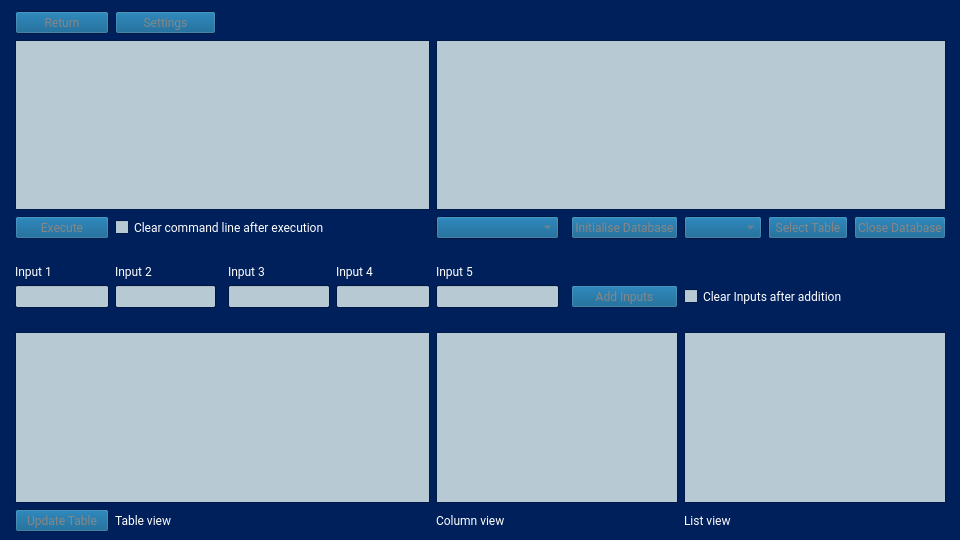
DefinitelyNotSimon13/Apos, file classes/frontendClasses/devwindow.ui: the form before one commit.
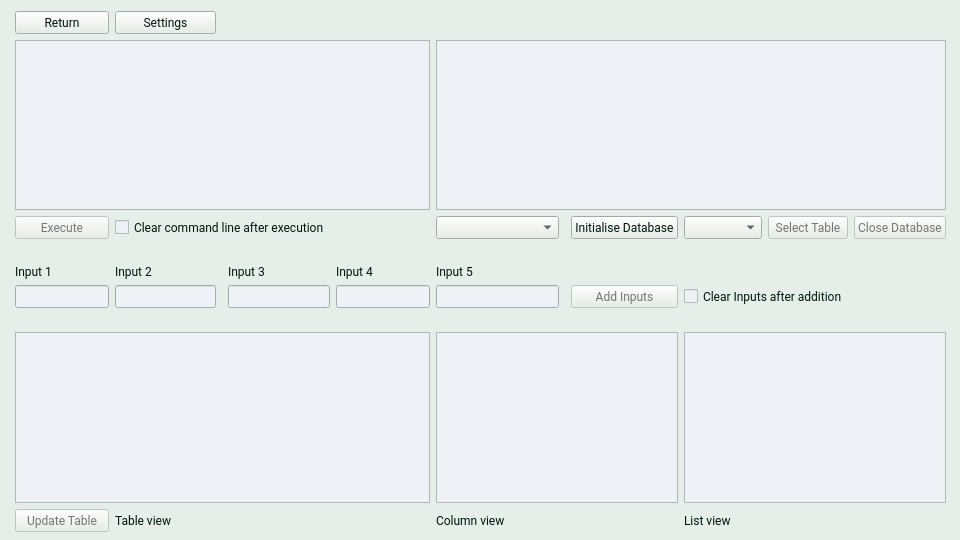
The form after the commit. Icons and pictures are not drawn.

Commit message:
Update: Modified window colors and color palette
This commit includes changes to the window colors and the color palette. The visual appearance of the application has been enhanced for better user experience."

The edit to the form file:
```diff
--- a/classes/frontendClasses/devwindow.ui
+++ b/classes/frontendClasses/devwindow.ui
@@ -28,99 +28,99 @@
      <colorrole role="WindowText">
       <brush brushstyle="SolidPattern">
        <color alpha="255">
-        <red>255</red>
-        <green>255</green>
-        <blue>255</blue>
+        <red>0</red>
+        <green>22</green>
+        <blue>8</blue>
        </color>
       </brush>
      </colorrole>
      <colorrole role="Button">
       <brush brushstyle="SolidPattern">
        <color alpha="255">
-        <red>0</red>
-        <green>85</green>
-        <blue>135</blue>
+        <red>230</red>
+        <green>238</green>
+        <blue>233</blue>
        </color>
       </brush>
      </colorrole>
      <colorrole role="Light">
       <brush brushstyle="SolidPattern">
        <color alpha="255">
-        <red>99</red>
-        <green>153</green>
-        <blue>174</blue>
+        <red>238</red>
+        <green>242</green>
+        <blue>247</blue>
        </color>
       </brush>
      </colorrole>
      <colorrole role="Midlight">
       <brush brushstyle="SolidPattern">
        <color alpha="255">
-        <red>0</red>
-        <green>85</green>
-        <blue>135</blue>
+        <red>175</red>
+        <green>200</green>
+        <blue>178</blue>
        </color>
       </brush>
      </colorrole>
      <colorrole role="Dark">
       <brush brushstyle="SolidPattern">
        <color alpha="255">
-        <red>0</red>
-        <green>0</green>
-        <blue>0</blue>
+        <red>191</red>
+        <green>179</green>
+        <blue>180</blue>
        </color>
       </brush>
      </colorrole>
      <colorrole role="Mid">
       <brush brushstyle="SolidPattern">
        <color alpha="255">
-        <red>0</red>
-        <green>32</green>
-        <blue>91</blue>
+        <red>143</red>
+        <green>166</green>
+        <blue>120</blue>
        </color>
       </brush>
      </colorrole>
      <colorrole role="Text">
       <brush brushstyle="SolidPattern">
        <color alpha="255">
-        <red>47</red>
-        <green>47</green>
-        <blue>47</blue>
+        <red>0</red>
+        <green>22</green>
+        <blue>8</blue>
        </color>
       </brush>
      </colorrole>
      <colorrole role="BrightText">
       <brush brushstyle="SolidPattern">
        <color alpha="255">
-        <red>255</red>
-        <green>255</green>
-        <blue>255</blue>
+        <red>238</red>
+        <green>242</green>
+        <blue>247</blue>
        </color>
       </brush>
      </colorrole>
      <colorrole role="ButtonText">
       <brush brushstyle="SolidPattern">
        <color alpha="255">
-        <red>47</red>
-        <green>47</green>
-        <blue>47</blue>
+        <red>0</red>
+        <green>22</green>
+        <blue>8</blue>
        </color>
       </brush>
      </colorrole>
      <colorrole role="Base">
       <brush brushstyle="SolidPattern">
        <color alpha="255">
-        <red>183</red>
-        <green>201</green>
-        <blue>211</blue>
+        <red>238</red>
+        <green>242</green>
+        <blue>247</blue>
        </color>
       </brush>
      </colorrole>
      <colorrole role="Window">
       <brush brushstyle="SolidPattern">
        <color alpha="255">
-        <red>0</red>
-        <green>32</green>
-        <blue>91</blue>
+        <red>230</red>
+        <green>238</green>
+        <blue>233</blue>
        </color>
       </brush>
      </colorrole>
@@ -128,62 +128,62 @@
       <brush brushstyle="SolidPattern">
        <color alpha="255">
         <red>0</red>
-        <green>0</green>
-        <blue>0</blue>
+        <green>22</green>
+        <blue>8</blue>
        </color>
       </brush>
      </colorrole>
      <colorrole role="Highlight">
       <brush brushstyle="SolidPattern">
        <color alpha="255">
-        <red>0</red>
-        <green>174</green>
-        <blue>199</blue>
+        <red>143</red>
+        <green>166</green>
+        <blue>120</blue>
        </color>
       </brush>
      </colorrole>
      <colorrole role="HighlightedText">
       <brush brushstyle="SolidPattern">
        <color alpha="255">
-        <red>47</red>
-        <green>47</green>
-        <blue>47</blue>
+        <red>238</red>
+        <green>242</green>
+        <blue>247</blue>
        </color>
       </brush>
      </colorrole>
      <colorrole role="Link">
       <brush brushstyle="SolidPattern">
        <color alpha="255">
-        <red>225</red>
-        <green>224</green>
-        <blue>0</blue>
+        <red>159</red>
+        <green>149</green>
+        <blue>150</blue>
        </color>
       </brush>
      </colorrole>
      <colorrole role="LinkVisited">
       <brush brushstyle="SolidPattern">
        <color alpha="255">
-        <red>254</red>
-        <green>80</green>
-        <blue>0</blue>
+        <red>119</red>
+        <green>138</green>
+        <blue>100</blue>
        </color>
       </brush>
      </colorrole>
      <colorrole role="AlternateBase">
       <brush brushstyle="SolidPattern">
        <color alpha="255">
-        <red>0</red>
-        <green>16</green>
-        <blue>45</blue>
+        <red>242</red>
+        <green>246</green>
+        <blue>244</blue>
        </color>
       </brush>
      </colorrole>
      <colorrole role="ToolTipBase">
       <brush brushstyle="SolidPattern">
        <color alpha="255">
-        <red>255</red>
-        <green>255</green>
-        <blue>220</blue>
+        <red>229</red>
+        <green>215</green>
+        <blue>216</blue>
        </color>
       </brush>
      </colorrole>
@@ -191,17 +191,26 @@
       <brush brushstyle="SolidPattern">
        <color alpha="255">
         <red>0</red>
-        <green>174</green>
-        <blue>199</blue>
+        <green>22</green>
+        <blue>8</blue>
        </color>
       </brush>
      </colorrole>
      <colorrole role="PlaceholderText">
       <brush brushstyle="SolidPattern">
-       <color alpha="128">
-        <red>99</red>
-        <green>153</green>
-        <blue>174</blue>
+       <color alpha="127">
+        <red>0</red>
+        <green>0</green>
+        <blue>0</blue>
+       </color>
+      </brush>
+     </colorrole>
+     <colorrole role="Accent">
+      <brush brushstyle="SolidPattern">
+       <color alpha="255">
+        <red>238</red>
+        <green>242</green>
+        <blue>247</blue>
        </color>
       </brush>
      </colorrole>
@@ -210,99 +219,99 @@
      <colorrole role="WindowText">
       <brush brushstyle="SolidPattern">
        <color alpha="255">
-        <red>255</red>
-        <green>255</green>
-        <blue>255</blue>
+        <red>0</red>
+        <green>22</green>
+        <blue>8</blue>
        </color>
       </brush>
      </colorrole>
      <colorrole role="Button">
       <brush brushstyle="SolidPattern">
        <color alpha="255">
-        <red>0</red>
-        <green>85</green>
-        <blue>135</blue>
+        <red>230</red>
+        <green>238</green>
+        <blue>233</blue>
        </color>
       </brush>
      </colorrole>
      <colorrole role="Light">
       <brush brushstyle="SolidPattern">
        <color alpha="255">
-        <red>99</red>
-        <green>153</green>
-        <blue>174</blue>
+        <red>238</red>
+        <green>242</green>
+        <blue>247</blue>
        </color>
       </brush>
      </colorrole>
      <colorrole role="Midlight">
       <brush brushstyle="SolidPattern">
        <color alpha="255">
-        <red>0</red>
-        <green>85</green>
-        <blue>135</blue>
+        <red>175</red>
+        <green>200</green>
+        <blue>178</blue>
        </color>
       </brush>
      </colorrole>
      <colorrole role="Dark">
       <brush brushstyle="SolidPattern">
        <color alpha="255">
-        <red>0</red>
-        <green>0</green>
-        <blue>0</blue>
+        <red>191</red>
+        <green>179</green>
+        <blue>180</blue>
        </color>
       </brush>
      </colorrole>
      <colorrole role="Mid">
       <brush brushstyle="SolidPattern">
        <color alpha="255">
-        <red>0</red>
-        <green>32</green>
-        <blue>91</blue>
+        <red>143</red>
+        <green>166</green>
+        <blue>120</blue>
        </color>
       </brush>
      </colorrole>
      <colorrole role="Text">
       <brush brushstyle="SolidPattern">
        <color alpha="255">
-        <red>88</red>
-        <green>88</green>
-        <blue>88</blue>
+        <red>0</red>
+        <green>22</green>
+        <blue>8</blue>
        </color>
       </brush>
      </colorrole>
      <colorrole role="BrightText">
       <brush brushstyle="SolidPattern">
        <color alpha="255">
-        <red>255</red>
-        <green>255</green>
-        <blue>255</blue>
+        <red>238</red>
+        <green>242</green>
+        <blue>247</blue>
        </color>
       </brush>
      </colorrole>
      <colorrole role="ButtonText">
       <brush brushstyle="SolidPattern">
        <color alpha="255">
-        <red>134</red>
-        <green>134</green>
-        <blue>134</blue>
+        <red>0</red>
+        <green>22</green>
+        <blue>8</blue>
        </color>
       </brush>
      </colorrole>
      <colorrole role="Base">
       <brush brushstyle="SolidPattern">
        <color alpha="255">
-        <red>183</red>
-        <green>201</green>
-        <blue>211</blue>
+        <red>238</red>
+        <green>242</green>
+        <blue>247</blue>
        </color>
       </brush>
      </colorrole>
      <colorrole role="Window">
       <brush brushstyle="SolidPattern">
        <color alpha="255">
-        <red>0</red>
-        <green>32</green>
-        <blue>91</blue>
+        <red>230</red>
+        <green>238</green>
+        <blue>233</blue>
        </color>
       </brush>
      </colorrole>
@@ -310,62 +319,62 @@
       <brush brushstyle="SolidPattern">
        <color alpha="255">
         <red>0</red>
-        <green>0</green>
-        <blue>0</blue>
+        <green>22</green>
+        <blue>8</blue>
        </color>
       </brush>
      </colorrole>
      <colorrole role="Highlight">
       <brush brushstyle="SolidPattern">
        <color alpha="255">
-        <red>99</red>
-        <green>153</green>
-        <blue>174</blue>
+        <red>238</red>
+        <green>242</green>
+        <blue>247</blue>
        </color>
       </brush>
      </colorrole>
      <colorrole role="HighlightedText">
       <brush brushstyle="SolidPattern">
        <color alpha="255">
-        <red>134</red>
-        <green>134</green>
-        <blue>134</blue>
+        <red>0</red>
+        <green>22</green>
+        <blue>8</blue>
        </color>
       </brush>
      </colorrole>
      <colorrole role="Link">
       <brush brushstyle="SolidPattern">
        <color alpha="255">
-        <red>225</red>
-        <green>224</green>
-        <blue>0</blue>
+        <red>159</red>
+        <green>149</green>
+        <blue>150</blue>
        </color>
       </brush>
      </colorrole>
      <colorrole role="LinkVisited">
       <brush brushstyle="SolidPattern">
        <color alpha="255">
-        <red>254</red>
-        <green>80</green>
-        <blue>0</blue>
+        <red>119</red>
+        <green>138</green>
+        <blue>100</blue>
        </color>
       </brush>
      </colorrole>
      <colorrole role="AlternateBase">
       <brush brushstyle="SolidPattern">
        <color alpha="255">
-        <red>0</red>
-        <green>16</green>
-        <blue>45</blue>
+        <red>242</red>
+        <green>246</green>
+        <blue>244</blue>
        </color>
       </brush>
      </colorrole>
      <colorrole role="ToolTipBase">
       <brush brushstyle="SolidPattern">
        <color alpha="255">
-        <red>255</red>
-        <green>255</green>
-        <blue>220</blue>
+        <red>229</red>
+        <green>215</green>
+        <blue>216</blue>
        </color>
       </brush>
      </colorrole>
@@ -373,17 +382,26 @@
       <brush brushstyle="SolidPattern">
        <color alpha="255">
         <red>0</red>
-        <green>174</green>
-        <blue>199</blue>
+        <green>22</green>
+        <blue>8</blue>
        </color>
       </brush>
      </colorrole>
      <colorrole role="PlaceholderText">
       <brush brushstyle="SolidPattern">
-       <color alpha="128">
-        <red>99</red>
-        <green>153</green>
-        <blue>174</blue>
+       <color alpha="127">
+        <red>0</red>
+        <green>0</green>
+        <blue>0</blue>
+       </color>
+      </brush>
+     </colorrole>
+     <colorrole role="Accent">
+      <brush brushstyle="SolidPattern">
+       <color alpha="255">
+        <red>238</red>
+        <green>242</green>
+        <blue>247</blue>
        </color>
       </brush>
      </colorrole>
@@ -392,99 +410,99 @@
      <colorrole role="WindowText">
       <brush brushstyle="SolidPattern">
        <color alpha="255">
-        <red>0</red>
-        <green>0</green>
-        <blue>0</blue>
+        <red>115</red>
+        <green>119</green>
+        <blue>116</blue>
        </color>
       </brush>
      </colorrole>
      <colorrole role="Button">
       <brush brushstyle="SolidPattern">
        <color alpha="255">
-        <red>0</red>
-        <green>85</green>
-        <blue>135</blue>
+        <red>230</red>
+        <green>238</green>
+        <blue>233</blue>
        </color>
       </brush>
      </colorrole>
      <colorrole role="Light">
       <brush brushstyle="SolidPattern">
        <color alpha="255">
-        <red>99</red>
-        <green>153</green>
-        <blue>174</blue>
+        <red>238</red>
+        <green>242</green>
+        <blue>247</blue>
        </color>
       </brush>
      </colorrole>
      <colorrole role="Midlight">
       <brush brushstyle="SolidPattern">
        <color alpha="255">
-        <red>0</red>
-        <green>85</green>
-        <blue>135</blue>
+        <red>146</red>
+        <green>167</green>
+        <blue>148</blue>
        </color>
       </brush>
      </colorrole>
      <colorrole role="Dark">
       <brush brushstyle="SolidPattern">
        <color alpha="255">
-        <red>0</red>
-        <green>0</green>
-        <blue>0</blue>
+        <red>115</red>
+        <green>119</green>
+        <blue>116</blue>
        </color>
       </brush>
      </colorrole>
      <colorrole role="Mid">
       <brush brushstyle="SolidPattern">
        <color alpha="255">
-        <red>0</red>
-        <green>32</green>
-        <blue>91</blue>
+        <red>119</red>
+        <green>138</green>
+        <blue>100</blue>
        </color>
       </brush>
      </colorrole>
      <colorrole role="Text">
       <brush brushstyle="SolidPattern">
        <color alpha="255">
-        <red>134</red>
-        <green>134</green>
-        <blue>134</blue>
+        <red>115</red>
+        <green>119</green>
+        <blue>116</blue>
        </color>
       </brush>
      </colorrole>
      <colorrole role="BrightText">
       <brush brushstyle="SolidPattern">
        <color alpha="255">
-        <red>255</red>
-        <green>255</green>
-        <blue>255</blue>
+        <red>238</red>
+        <green>242</green>
+        <blue>247</blue>
        </color>
       </brush>
      </colorrole>
      <colorrole role="ButtonText">
       <brush brushstyle="SolidPattern">
        <color alpha="255">
-        <red>134</red>
-        <green>134</green>
-        <blue>134</blue>
+        <red>115</red>
+        <green>119</green>
+        <blue>116</blue>
        </color>
       </brush>
      </colorrole>
      <colorrole role="Base">
       <brush brushstyle="SolidPattern">
        <color alpha="255">
-        <red>0</red>
-        <green>32</green>
-        <blue>91</blue>
+        <red>230</red>
+        <green>238</green>
+        <blue>233</blue>
        </color>
       </brush>
      </colorrole>
      <colorrole role="Window">
       <brush brushstyle="SolidPattern">
        <color alpha="255">
-        <red>0</red>
-        <green>32</green>
-        <blue>91</blue>
+        <red>230</red>
+        <green>238</green>
+        <blue>233</blue>
        </color>
       </brush>
      </colorrole>
@@ -492,62 +510,62 @@
       <brush brushstyle="SolidPattern">
        <color alpha="255">
         <red>0</red>
-        <green>0</green>
-        <blue>0</blue>
+        <green>22</green>
+        <blue>8</blue>
        </color>
       </brush>
      </colorrole>
      <colorrole role="Highlight">
       <brush brushstyle="SolidPattern">
        <color alpha="255">
-        <red>99</red>
-        <green>153</green>
-        <blue>174</blue>
+        <red>175</red>
+        <green>200</green>
+        <blue>178</blue>
        </color>
       </brush>
      </colorrole>
      <colorrole role="HighlightedText">
       <brush brushstyle="SolidPattern">
        <color alpha="255">
-        <red>134</red>
-        <green>134</green>
-        <blue>134</blue>
+        <red>238</red>
+        <green>242</green>
+        <blue>247</blue>
        </color>
       </brush>
      </colorrole>
      <colorrole role="Link">
       <brush brushstyle="SolidPattern">
        <color alpha="255">
-        <red>225</red>
-        <green>224</green>
-        <blue>0</blue>
+        <red>229</red>
+        <green>215</green>
+        <blue>216</blue>
        </color>
       </brush>
      </colorrole>
      <colorrole role="LinkVisited">
       <brush brushstyle="SolidPattern">
        <color alpha="255">
-        <red>254</red>
-        <green>80</green>
-        <blue>0</blue>
+        <red>171</red>
+        <green>199</green>
+        <blue>144</blue>
        </color>
       </brush>
      </colorrole>
      <colorrole role="AlternateBase">
       <brush brushstyle="SolidPattern">
        <color alpha="255">
-        <red>0</red>
-        <green>32</green>
-        <blue>91</blue>
+        <red>230</red>
+        <green>238</green>
+        <blue>233</blue>
        </color>
       </brush>
      </colorrole>
      <colorrole role="ToolTipBase">
       <brush brushstyle="SolidPattern">
        <color alpha="255">
-        <red>255</red>
-        <green>255</green>
-        <blue>220</blue>
+        <red>229</red>
+        <green>215</green>
+        <blue>216</blue>
        </color>
       </brush>
      </colorrole>
@@ -555,17 +573,26 @@
       <brush brushstyle="SolidPattern">
        <color alpha="255">
         <red>0</red>
-        <green>174</green>
-        <blue>199</blue>
+        <green>22</green>
+        <blue>8</blue>
        </color>
       </brush>
      </colorrole>
      <colorrole role="PlaceholderText">
       <brush brushstyle="SolidPattern">
-       <color alpha="128">
-        <red>99</red>
-        <green>153</green>
-        <blue>174</blue>
+       <color alpha="127">
+        <red>115</red>
+        <green>119</green>
+        <blue>116</blue>
+       </color>
+      </brush>
+     </colorrole>
+     <colorrole role="Accent">
+      <brush brushstyle="SolidPattern">
+       <color alpha="255">
+        <red>238</red>
+        <green>242</green>
+        <blue>247</blue>
        </color>
       </brush>
      </colorrole>
```
Left out of the diff: 12 changed lines with no effect on the pictures. The commit also changes 3 other files.
